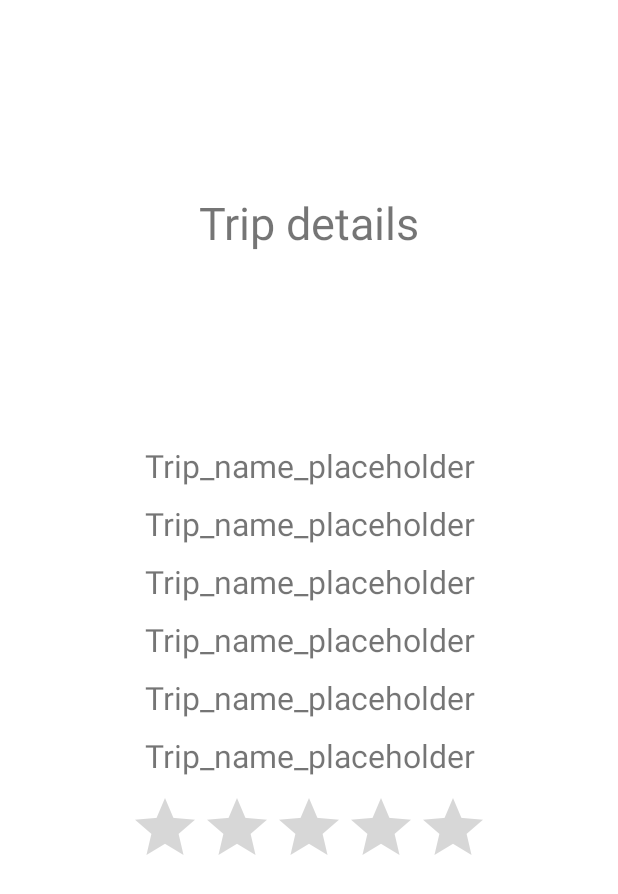
After one commit to meseeriasu/Travel-Journal, an Android app: the layout fragment_trip_details.xml on its own in the app's theme, with its tools: preview values and no code run, on a phone screen of 412 x 824 dp. The commit adds this screen. Shown: the top 894 px of the screen. Run offline under Robolectric (Android 15) with nearby library versions, the light colour scheme and no system bars.

Commit message:
Version 0.10 - Trip details page

```diff
--- a/app/src/main/AndroidManifest.xml
+++ b/app/src/main/AndroidManifest.xml
@@ -19,6 +19,9 @@
         <activity android:name=".ui.home.EditTripActivity"
             android:theme="@style/Theme.Travel_Journal"/>
 
+        <activity android:name=".ui.home.TripDetailsActivity"
+            android:theme="@style/Theme.Travel_Journal"/>
+
         <activity
             android:name=".ui.SplashScreen"
             android:theme="@style/SplashScreenTheme">
--- /dev/null
+++ b/app/src/main/res/layout/fragment_trip_details.xml
@@ -0,0 +1,100 @@
+<?xml version="1.0" encoding="utf-8"?>
+<androidx.constraintlayout.widget.ConstraintLayout xmlns:android="http://schemas.android.com/apk/res/android"
+    xmlns:app="http://schemas.android.com/apk/res-auto"
+    xmlns:tools="http://schemas.android.com/tools"
+    android:layout_width="match_parent"
+    android:layout_height="match_parent">
+
+    <TextView
+        android:layout_width="match_parent"
+        android:layout_height="wrap_content"
+        android:text="@string/trip_details_title"
+        android:textAlignment="center"
+        android:textSize="30sp"
+        app:layout_constraintBottom_toTopOf="@+id/linearLayout"
+        app:layout_constraintTop_toTopOf="parent" />
+
+    <LinearLayout
+        android:id="@+id/linearLayout"
+        android:layout_width="match_parent"
+        android:layout_height="wrap_content"
+        android:orientation="vertical"
+        app:layout_constraintBottom_toBottomOf="parent"
+        app:layout_constraintTop_toTopOf="parent">
+
+        <TextView
+            android:id="@+id/trip_details_name"
+            android:layout_width="match_parent"
+            android:layout_height="wrap_content"
+            android:layout_marginBottom="10dp"
+            android:textAlignment="center"
+            android:textSize="21sp"
+            app:layout_constraintBottom_toBottomOf="parent"
+            app:layout_constraintTop_toTopOf="parent"
+            tools:text="Trip_name_placeholder" />
+
+        <TextView
+            android:id="@+id/trip_details_destination"
+            android:layout_width="match_parent"
+            android:layout_height="wrap_content"
+            android:layout_marginBottom="10dp"
+            android:textAlignment="center"
+            android:textSize="21sp"
+            app:layout_constraintBottom_toBottomOf="parent"
+            app:layout_constraintTop_toTopOf="parent"
+            tools:text="Trip_name_placeholder" />
+
+        <TextView
+            android:id="@+id/trip_details_type"
+            android:layout_width="match_parent"
+            android:layout_height="wrap_content"
+            android:layout_marginBottom="10dp"
+            android:textAlignment="center"
+            android:textSize="21sp"
+            app:layout_constraintBottom_toBottomOf="parent"
+            app:layout_constraintTop_toTopOf="parent"
+            tools:text="Trip_name_placeholder" />
+
+        <TextView
+            android:id="@+id/trip_details_price"
+            android:layout_width="match_parent"
+            android:layout_height="wrap_content"
+            android:layout_marginBottom="10dp"
+            android:textAlignment="center"
+            android:textSize="21sp"
+            app:layout_constraintBottom_toBottomOf="parent"
+            app:layout_constraintTop_toTopOf="parent"
+            tools:text="Trip_name_placeholder" />
+
+        <TextView
+            android:id="@+id/trip_details_start_date"
+            android:layout_width="match_parent"
+            android:layout_height="wrap_content"
+            android:layout_marginBottom="10dp"
+            android:textAlignment="center"
+            android:textSize="21sp"
+            app:layout_constraintBottom_toBottomOf="parent"
+            app:layout_constraintTop_toTopOf="parent"
+            tools:text="Trip_name_placeholder" />
+
+        <TextView
+            android:id="@+id/trip_details_end_date"
+            android:layout_width="match_parent"
+            android:layout_height="wrap_content"
+            android:layout_marginBottom="10dp"
+            android:textAlignment="center"
+            android:textSize="21sp"
+            app:layout_constraintBottom_toBottomOf="parent"
+            app:layout_constraintTop_toTopOf="parent"
+            tools:text="Trip_name_placeholder" />
+    </LinearLayout>
+
+    <androidx.appcompat.widget.AppCompatRatingBar
+        android:id="@+id/trip_details_rating"
+        android:layout_width="wrap_content"
+        android:layout_height="wrap_content"
+        app:layout_constraintEnd_toEndOf="parent"
+        app:layout_constraintStart_toStartOf="parent"
+        app:layout_constraintTop_toBottomOf="@+id/linearLayout" />
+
+</androidx.constraintlayout.widget.ConstraintLayout>
--- a/app/src/main/res/values/strings.xml
+++ b/app/src/main/res/values/strings.xml
@@ -32,10 +32,12 @@
     <string name="add_name_error">The name cannot be empty!</string>
     <string name="add_destination_error">The destination cannot be empty!</string>
 
+    <string name="trip_details_title">Trip details</string>
+
     <string name="menu_home">Home</string>
     <string name="menu_about">About Us</string>
     <string name="menu_contact">Contact</string>
     <string name="menu_share">Share</string>
 
-    <string name="about_version">Version 0.9</string>
+    <string name="about_version">Version 0.10</string>
 </resources>
```
Also changed, not shown: app/src/main/java/com/example/travel_journal/ui/home/HomeFragment.java (+11 -1 lines), app/src/main/java/com/example/travel_journal/ui/home/TripDetailsActivity.java (added, +66 -0 lines).
